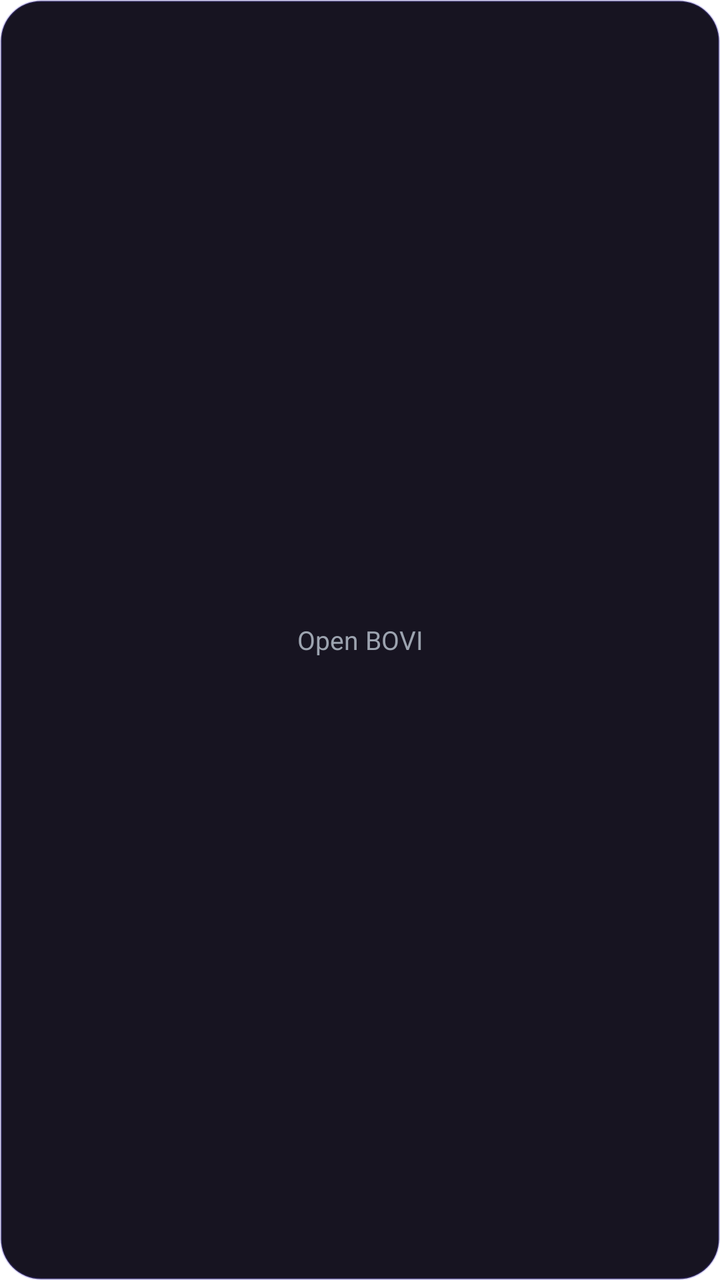
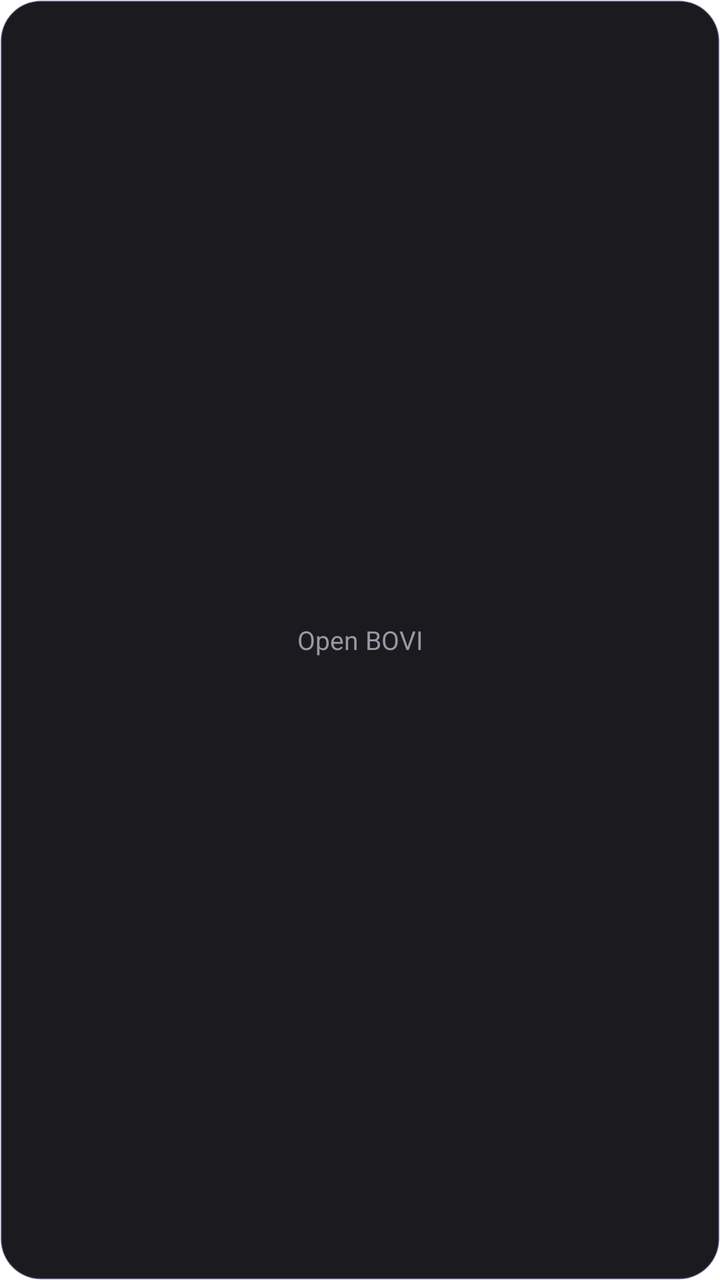

Screens rendered from an Android XML layout before and after an edit, with the pre-edit source and the edit as a unified diff.
<!-- AndroidManifest.xml: fallback theme Theme.MaterialComponents.DayNight.NoActionBar -->
<!-- res/layout/bw_message.xml -->
<?xml version="1.0" encoding="utf-8"?>
<FrameLayout xmlns:android="http://schemas.android.com/apk/res/android"
  android:id="@+id/bw_root"
  android:layout_width="match_parent"
  android:layout_height="match_parent"
  android:background="@drawable/bovi_widget_bg"
  android:padding="12dp">
  <TextView
    android:id="@+id/bw_message_text"
    android:layout_width="match_parent"
    android:layout_height="wrap_content"
    android:text="Open BOVI"
    android:textColor="#9CA3AF"
    android:textSize="13sp"
    android:maxLines="2"
    android:ellipsize="end"
    android:layout_gravity="center"
    android:gravity="center" />
</FrameLayout>
<!-- resources referenced by this layout -->
<resources>
  <!-- drawable bovi_widget_bg (drawable) -->
  <?xml version="1.0" encoding="utf-8"?>
  <shape xmlns:android="http://schemas.android.com/apk/res/android" android:shape="rectangle">
    <solid android:color="#F20B0816" />
    <corners android:radius="20dp" />
    <stroke android:width="1dp" android:color="#405B4BD6" />
  </shape>
</resources>

<!-- the commit's change to res/layout/bw_message.xml (unified diff, before → after) -->
@@ -10,7 +10,7 @@
     android:layout_width="match_parent"
     android:layout_height="wrap_content"
     android:text="Open BOVI"
-    android:textColor="#9CA3AF"
+    android:textColor="#9A97A5"
     android:textSize="13sp"
     android:maxLines="2"
     android:ellipsize="end"
<!-- resource entries referenced after the edit -->
@@ -3,9 +3,9 @@
   <!-- drawable bovi_widget_bg (drawable) -->
   <?xml version="1.0" encoding="utf-8"?>
   <shape xmlns:android="http://schemas.android.com/apk/res/android" android:shape="rectangle">
-    <solid android:color="#F20B0816" />
+    <solid android:color="#F20F0E13" />
     <corners android:radius="20dp" />
-    <stroke android:width="1dp" android:color="#405B4BD6" />
+    <stroke android:width="1dp" android:color="#33A594F9" />
   </shape>
 </resources>
 
